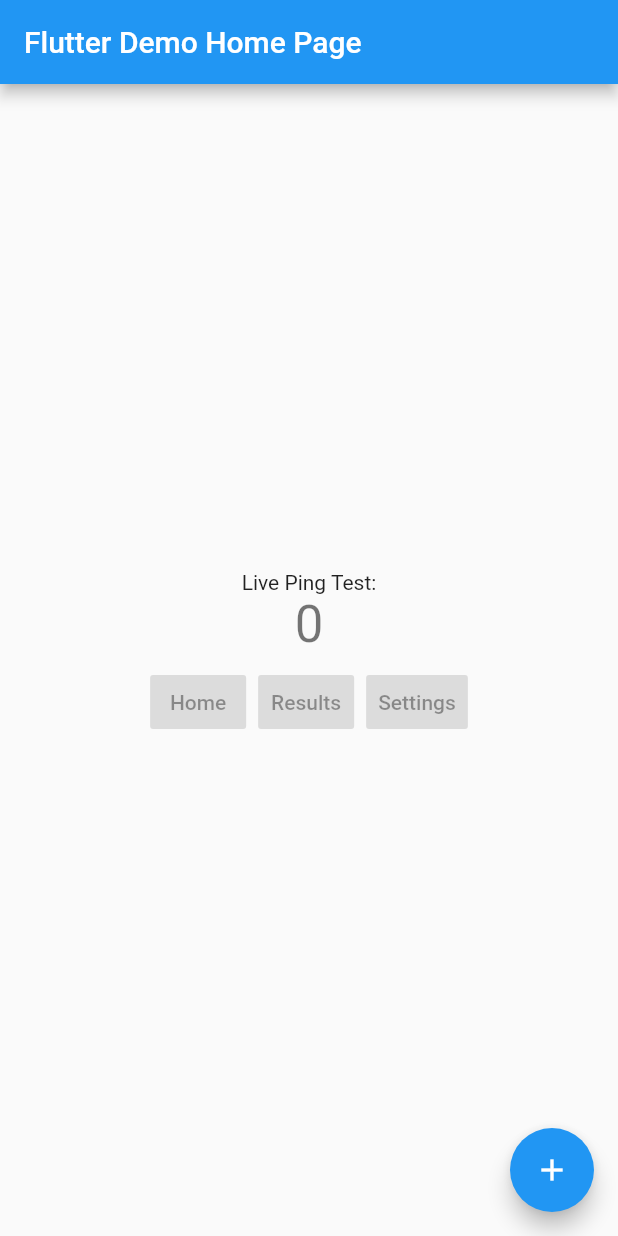
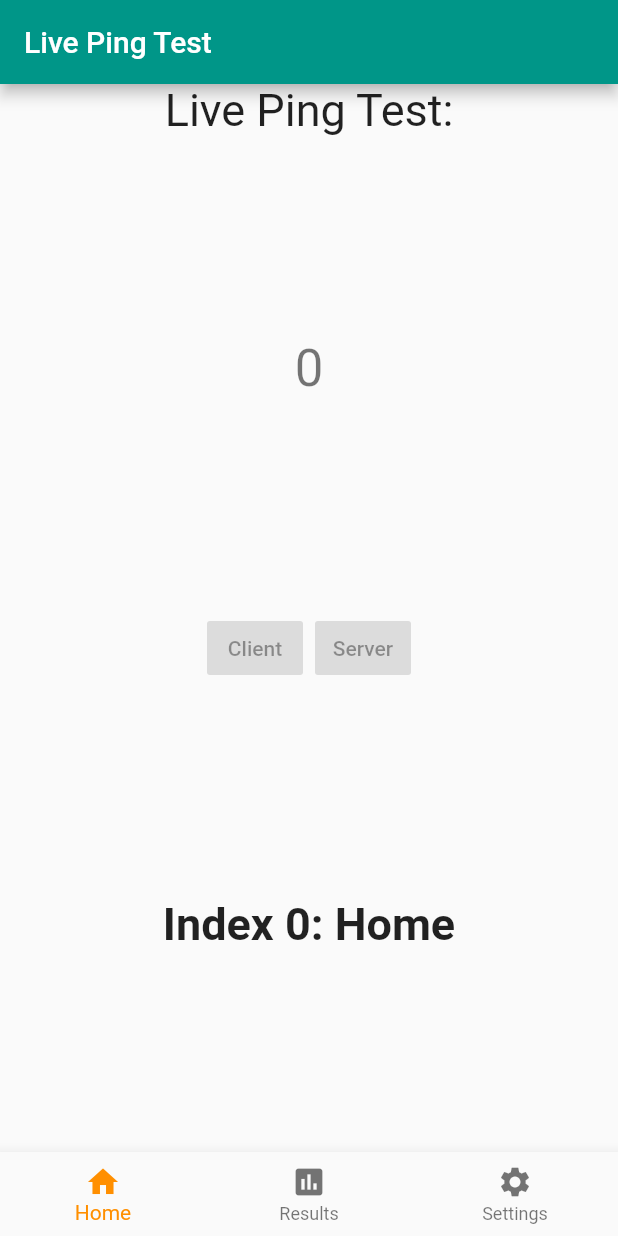
Before and after one commit to johnawin/LivePingTest, a Flutter app: the screen it shows after launch, on a phone screen of 412 x 824 dp. Run offline on Flutter 3.47's test engine with Material 2 defaults, Android fonts, the phone set to English and light mode, and no system bars; Roboto replaces fonts that are missing (Quicksand).

```diff
--- a/lib/main.dart
+++ b/lib/main.dart
@@ -18,9 +18,9 @@ class MyApp extends StatelessWidget {
         // or simply save your changes to "hot reload" in a Flutter IDE).
         // Notice that the counter didn't reset back to zero; the application
         // is not restarted.
-        primarySwatch: Colors.blue,
+        primarySwatch: Colors.teal,
       ),
-      home: MyHomePage(title: 'Flutter Demo Home Page'),
+      home: MyHomePage(title: 'Live Ping Test'),
     );
   }
 }
@@ -45,7 +45,6 @@ class MyHomePage extends StatefulWidget {
 
 class _MyHomePageState extends State<MyHomePage> {
   int _counter = 0;
-
   void _incrementCounter() {
     setState(() {
       // This call to setState tells the Flutter framework that something has
@@ -54,6 +53,29 @@ class _MyHomePageState extends State<MyHomePage> {
       // _counter without calling setState(), then the build method would not be
       // called again, and so nothing would appear to happen.
       _counter++;
+    });
+  }
+
+  int _selectedIndex = 0;
+  static const TextStyle optionStyle = TextStyle(fontSize: 30, fontWeight: FontWeight.bold);
+  static const List<Widget> _widgetOptions = <Widget>[
+    Text(
+      'Index 0: Home',
+      style: optionStyle,
+    ),
+    Text(
+      'Index 1: Business',
+      style: optionStyle,
+    ),
+    Text(
+      'Index 2: School',
+      style: optionStyle,
+    ),
+  ];
+
+  void _onItemTapped(int index) {
+    setState(() {
+      _selectedIndex = index;
     });
   }
 
@@ -89,10 +111,14 @@ class _MyHomePageState extends State<MyHomePage> {
           // center the children vertically; the main axis here is the vertical
           // axis because Columns are vertical (the cross axis would be
           // horizontal).
-          mainAxisAlignment: MainAxisAlignment.center,
+          mainAxisAlignment: MainAxisAlignment.spaceBetween,
           children: <Widget>[
             Text(
               'Live Ping Test:',
+              style:
+              TextStyle(
+                  fontSize: 30,
+                  fontFamily: 'Quicksand'),
             ),
             Text(
               '$_counter',
@@ -102,27 +128,48 @@ class _MyHomePageState extends State<MyHomePage> {
               mainAxisSize: MainAxisSize.min,
               children: <Widget>[
                 RaisedButton(
-                  child: Text('Home'),
+                  child: Text('Client'),
                   onPressed: null,
                 ),
                 RaisedButton(
-                  child: Text('Results'),
+                  child: Text('Server'),
                     onPressed: null,
-                ),
-                RaisedButton(
-                  child: Text('Settings'),
-                  onPressed: null,
                 ),
               ],
             ),
-          ],
+            _widgetOptions.elementAt(_selectedIndex),
+            BottomNavigationBar(
+              items: const <BottomNavigationBarItem>[
+                BottomNavigationBarItem(
+                  icon: Icon(Icons.home),
+                  title: Text('Home'),
+                ),
+                BottomNavigationBarItem(
+                  icon: Icon(Icons.assessment),
+                  title: Text('Results'),
+                ),
+                BottomNavigationBarItem(
+                  icon: Icon(Icons.settings),
+                  title: Text('Settings'),
+                ),
+              ],
+              currentIndex: _selectedIndex,
+              selectedItemColor: Colors.amber[800],
+              onTap: _onItemTapped,
+            ),
+            ],
+            ),
         ),
-      ),
+
+      /* ****************************************
       floatingActionButton: FloatingActionButton(
         onPressed: _incrementCounter,
         tooltip: 'Increment',
         child: Icon(Icons.add),
-      ), // This trailing comma makes auto-formatting nicer for build methods.
+      ),
+      **************************************** */
+
+      // This trailing comma makes auto-formatting nicer for build methods.
     );
   }
 }
```
